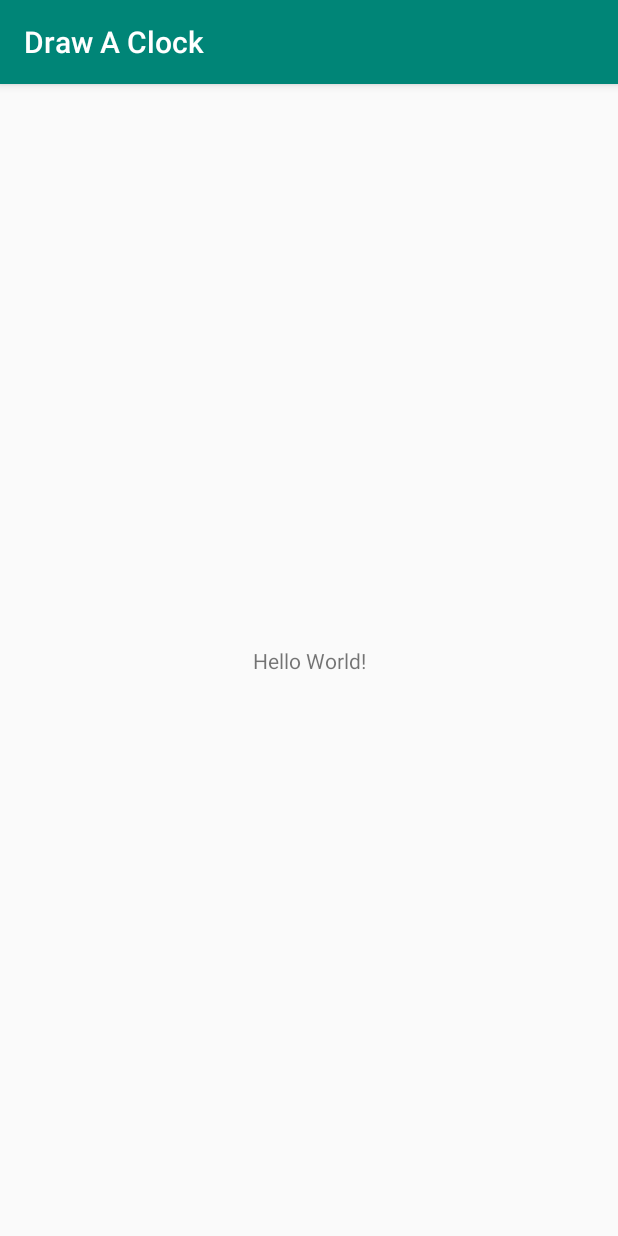
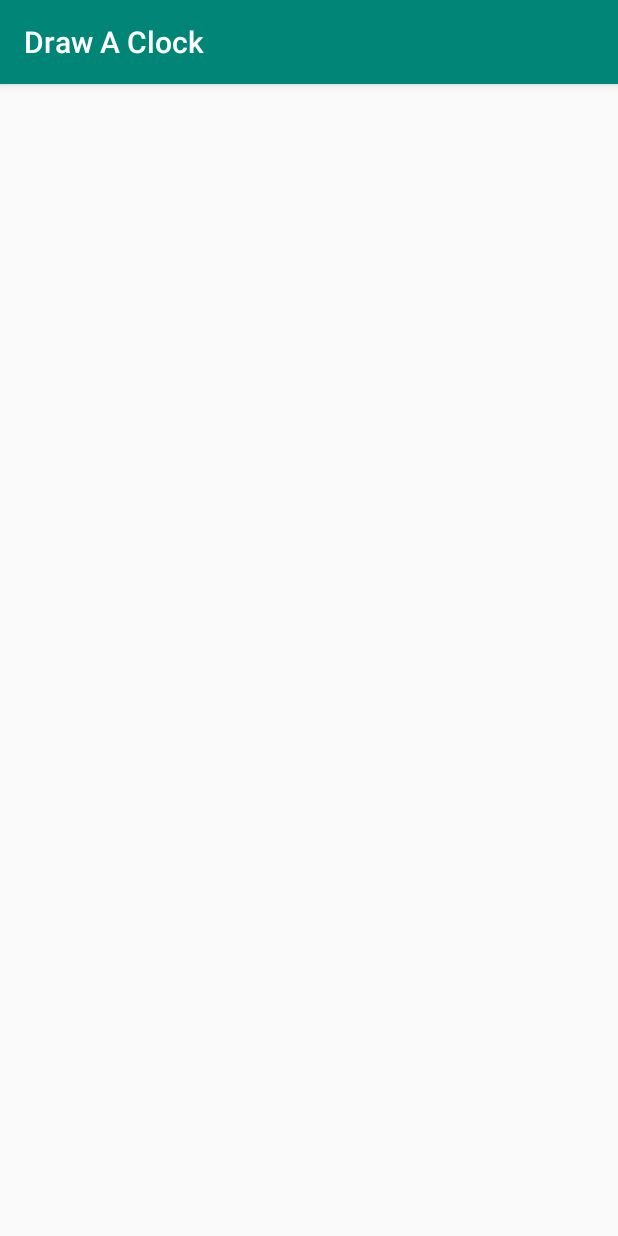
Before and after one commit to aiavci/draw-a-clock, an Android app: the screen it shows after launch (MainActivity), on a phone screen of 412 x 824 dp. Run offline under Robolectric (Android 15) with nearby library versions, the phone set to English and light mode, and no system bars.

Commit message:
Create and add PaintView

```diff
--- a/app/build.gradle
+++ b/app/build.gradle
@@ -30,4 +30,6 @@ dependencies {
     testImplementation 'junit:junit:4.12'
     androidTestImplementation 'com.android.support.test:runner:1.0.2'
     androidTestImplementation 'com.android.support.test.espresso:espresso-core:3.0.2'
+
+    implementation 'com.jakewharton.timber:timber:4.7.1'
 }
--- a/app/src/main/java/info/aiavci/drawaclock/MainActivity.kt
+++ b/app/src/main/java/info/aiavci/drawaclock/MainActivity.kt
@@ -1,7 +1,7 @@
 package info.aiavci.drawaclock
 
+import android.os.Bundle
 import android.support.v7.app.AppCompatActivity
-import android.os.Bundle
 
 class MainActivity : AppCompatActivity() {
 
--- /dev/null
+++ b/app/src/main/java/info/aiavci/drawaclock/PaintView.kt
@@ -0,0 +1,60 @@
+package info.aiavci.drawaclock
+
+import android.content.Context
+import android.graphics.Canvas
+import android.graphics.Color
+import android.graphics.Paint
+import android.graphics.Path
+import android.util.AttributeSet
+import android.view.MotionEvent
+import android.view.View
+
+
+class PaintView: View {
+
+    private val paint = Paint().apply {
+        isAntiAlias = true
+        strokeWidth = 6f
+        color = Color.BLACK
+
+        style = Paint.Style.STROKE
+        strokeJoin = Paint.Join.ROUND
+    }
+
+    private val path = Path()
+
+    constructor(context: Context): super(context)
+
+    constructor(context: Context, attrs: AttributeSet) : super(context, attrs)
+
+    constructor(context: Context, attrs: AttributeSet, defStyleAttr: Int) : super(context, attrs, defStyleAttr)
+
+    override fun onTouchEvent(event: MotionEvent): Boolean {
+        super.performClick()
+
+        val eventX = event.x
+        val eventY = event.y
+
+        when (event.action) {
+            MotionEvent.ACTION_DOWN -> {
+                path.moveTo(eventX, eventY)
+                return true
+            }
+            MotionEvent.ACTION_MOVE ->
+
+                path.lineTo(eventX, eventY)
+            MotionEvent.ACTION_UP -> {
+            }
+            else -> return false
+        }
+
+        invalidate()
+        return true
+    }
+
+    override fun onDraw(canvas: Canvas) {
+        super.onDraw(canvas)
+
+        canvas.drawPath(path, paint)
+    }
+}
--- a/app/src/main/res/layout/activity_main.xml
+++ b/app/src/main/res/layout/activity_main.xml
@@ -2,18 +2,15 @@
 <android.support.constraint.ConstraintLayout
         xmlns:android="http://schemas.android.com/apk/res/android"
         xmlns:tools="http://schemas.android.com/tools"
-        xmlns:app="http://schemas.android.com/apk/res-auto"
         android:layout_width="match_parent"
         android:layout_height="match_parent"
         tools:context=".MainActivity">
 
-    <TextView
-            android:layout_width="wrap_content"
-            android:layout_height="wrap_content"
-            android:text="Hello World!"
-            app:layout_constraintBottom_toBottomOf="parent"
-            app:layout_constraintLeft_toLeftOf="parent"
-            app:layout_constraintRight_toRightOf="parent"
-            app:layout_constraintTop_toTopOf="parent"/>
+    <info.aiavci.drawaclock.PaintView
+            android:id="@+id/image"
+            android:layout_width="match_parent"
+            android:layout_height="match_parent"
+    />
+
 
 </android.support.constraint.ConstraintLayout>
```
